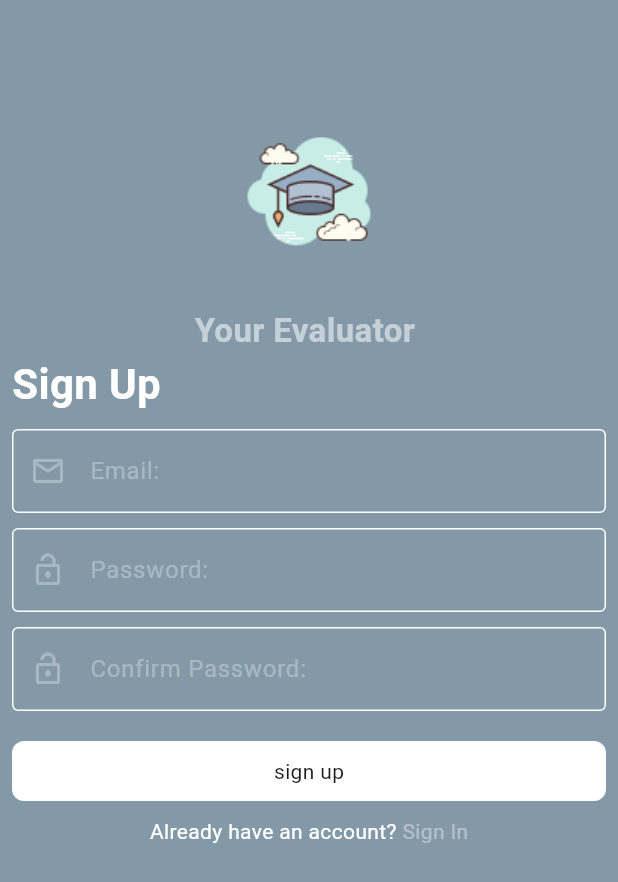
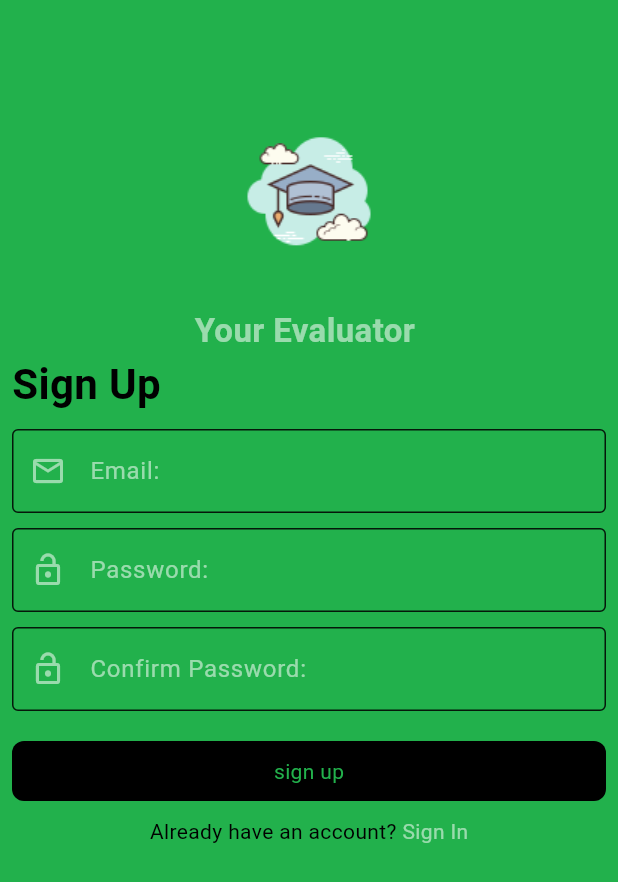
Before and after one commit to Monem-Adel/Graduation_Project, a Flutter app: the screen it shows after launch, after a tap on "sign in", after a tap on "SignUp", on a phone screen of 412 x 824 dp. Shown: the top 882 px of the screen. Run offline on Flutter 3.47's test engine with Material 3 defaults, Android fonts, the phone set to English and light mode, and no system bars; drawn by our look-alikes of modal_progress_hud_nsn; our stand-ins replace firebase_auth, firebase_core, image_picker; accounts and stored records are empty.

Commit message:
ui update

```diff
--- a/Application/evaluator/lib/component/cust_buttom.dart
+++ b/Application/evaluator/lib/component/cust_buttom.dart
@@ -1,24 +1,30 @@
 import 'dart:ui';
 
 import 'package:flutter/material.dart';
+
 class Custom_Button extends StatelessWidget {
   // ignore: use_key_in_widget_constructors
-  Custom_Button({this.text,this.width,this.onTap});
+  Custom_Button({this.text, this.width, this.onTap});
   VoidCallback? onTap;
   String? text;
   double? width;
   @override
   Widget build(BuildContext context) {
-    return  GestureDetector(
+    return GestureDetector(
       onTap: onTap,
       child: Container(
         height: 40,
         width: width,
         decoration: BoxDecoration(
-          color: Colors.white,
+          color: Colors.black,
           borderRadius: BorderRadius.circular(8),
         ),
-        child: Center(child: Text(text!)),
+        child: Center(
+            child: Text(
+          text!,
+              style: TextStyle(color:Color(0xff22B14C)),
+        ),
+        ),
       ),
     );
   }
--- a/Application/evaluator/lib/component/cust_textfield.dart
+++ b/Application/evaluator/lib/component/cust_textfield.dart
@@ -30,13 +30,13 @@ class _Custom_TextFormFieldState extends State<Custom_TextFormField> {
 
       onChanged: widget.onChange ,
       decoration: InputDecoration(
-            prefixIcon: Icon(color: Colors.white30, widget.ic),
+            prefixIcon: Icon(color: Colors.white54, widget.ic),
             hintText: widget.hintText,
             hintStyle: const TextStyle(
-            color: Colors.white30,
+            color: Colors.white54,
           ),
           enabledBorder: const OutlineInputBorder(
-              borderSide: BorderSide(color: Colors.white)),
+              borderSide: BorderSide(color: Colors.black87)),
           border: const OutlineInputBorder(borderSide: BorderSide()),),
     );
   }
--- a/Application/evaluator/lib/pages/login.dart
+++ b/Application/evaluator/lib/pages/login.dart
@@ -24,7 +24,7 @@ class _LoginState extends State<Login> {
     return ModalProgressHUD(
       inAsyncCall: isload,
       child: Scaffold(
-          backgroundColor: Color(0xff8399A8),
+          backgroundColor: Color(0xff22B14C),
           body: Padding(
             padding: const EdgeInsets.symmetric(horizontal: 8),
             child: Form(
@@ -46,7 +46,7 @@ class _LoginState extends State<Login> {
                       Text(
                         'Your Evaluator ',
                         style: TextStyle(
-                            color: Colors.white54,
+                            color: Colors.black87,
                             fontSize: 22,
                             fontWeight: FontWeight.bold),
                       ),
@@ -60,9 +60,9 @@ class _LoginState extends State<Login> {
                       Text(
                         'LOGIN',
                         style: TextStyle(
-                            color: Colors.white,
+                            color: Colors.black,
                             fontSize: 28,
-                            fontWeight: FontWeight.bold),
+                          ),
                       ),
                     ],
                   ),
@@ -127,7 +127,7 @@ class _LoginState extends State<Login> {
                     children: [
                       Text(
                         'don\'t have an account? ',
-                        style: TextStyle(color: Colors.white),
+                        style: TextStyle(color: Colors.black),
                       ),
                       GestureDetector(
                         onTap: () {
@@ -136,7 +136,7 @@ class _LoginState extends State<Login> {
                         child: Container(
                           child: Text(
                             'SignUp',
-                            style: TextStyle(color: Colors.white38),
+                            style: TextStyle(color: Colors.white54),
                           ),
                         ),
                       )
--- a/Application/evaluator/lib/pages/regester.dart
+++ b/Application/evaluator/lib/pages/regester.dart
@@ -34,7 +34,7 @@ class _RegisterState extends State<Register> {
     return ModalProgressHUD(
       inAsyncCall: isLoad,
       child: Scaffold(
-          backgroundColor: Color(0xff8399A8),
+          backgroundColor: Color(0xff22B14C),
           body: Padding(
             padding: const EdgeInsets.symmetric(horizontal: 8),
             child: Form(
@@ -67,7 +67,7 @@ class _RegisterState extends State<Register> {
                       Text(
                         'Sign Up',
                         style: TextStyle(
-                            color: Colors.white,
+                            color: Colors.black,
                             fontSize: 28,
                             fontWeight: FontWeight.bold),
                       ),
@@ -156,7 +156,7 @@ class _RegisterState extends State<Register> {
                     children: [
                       Text(
                         'Already have an account? ',
-                        style: TextStyle(color: Colors.white),
+                        style: TextStyle(color: Colors.black),
                       ),
                       GestureDetector(
                         onTap: () {
@@ -165,7 +165,7 @@ class _RegisterState extends State<Register> {
                         child: Container(
                           child: Text(
                             'Sign In',
-                            style: TextStyle(color: Colors.white38),
+                            style: TextStyle(color: Colors.white54),
                           ),
                         ),
                       )
```
Also changed, not shown: Application/evaluator/lib/helper/modifiedtext.dart (added, +29 -0 lines), Application/evaluator/lib/pages/capture.dart (+35 -7 lines), Application/evaluator/lib/pages/result.dart (+12 -2 lines).
